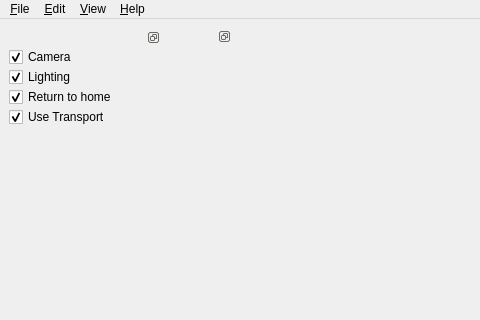
codebuk/mechascan, file qt-mechascan/mainwindow.ui: the form before one commit; both pictures show x 0 to 480 and y 0 to 320 of the 647 by 577 pixel window.
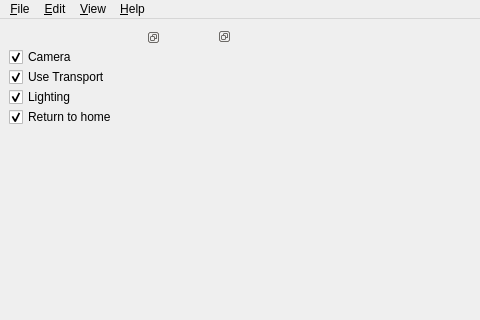
The form after the commit. Icons and pictures are not drawn.

```diff
--- a/qt-mechascan/mainwindow.ui
+++ b/qt-mechascan/mainwindow.ui
@@ -76,6 +76,16 @@
             </property>
            </widget>
           </item>
+          <item>
+           <widget class="QCheckBox" name="cb_use_tpt">
+            <property name="text">
+             <string>Use Transport</string>
+            </property>
+            <property name="checked">
+             <bool>true</bool>
+            </property>
+           </widget>
+          </item>
           <item>
            <widget class="QCheckBox" name="cb_use_led">
             <property name="text">
@@ -94,14 +104,7 @@
             <property name="checked">
              <bool>true</bool>
             </property>
-           </widget>
-          </item>
-          <item>
-           <widget class="QCheckBox" name="cb_use_tpt">
-            <property name="text">
-             <string>Use Transport</string>
-            </property>
-            <property name="checked">
+            <property name="tristate">
              <bool>true</bool>
             </property>
            </widget>
```
Left out of the diff: 22 changed lines with no effect on the pictures.
